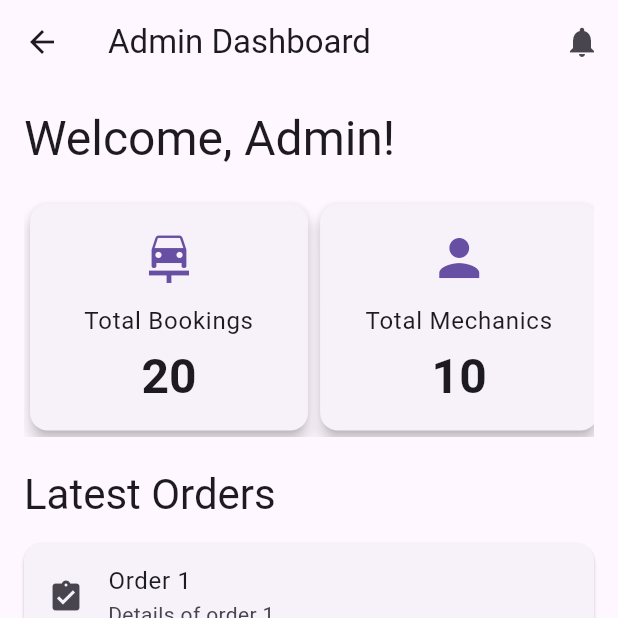
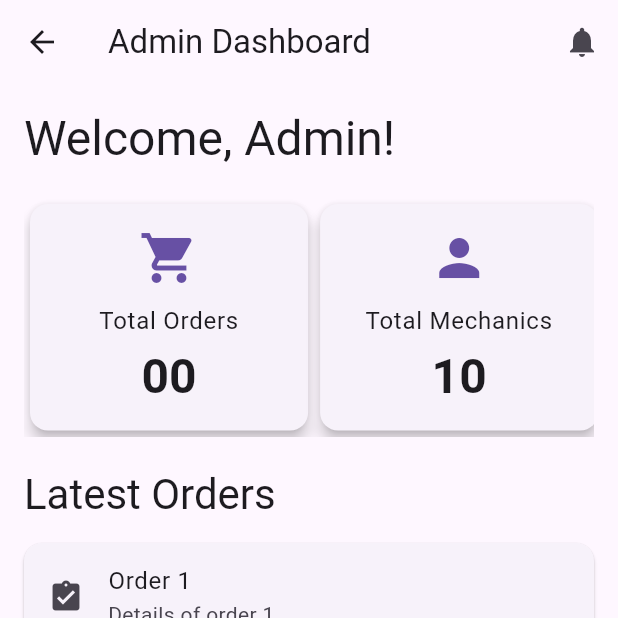
Before and after one commit to muradhossin/car_workshop_app, a Flutter app: the AdminHomeScreen screen opened directly, on a phone screen of 412 x 824 dp, the top half of it. Run offline on Flutter 3.47's test engine with Material 3 defaults, Android fonts, the phone set to English and light mode, and no system bars; our stand-ins replace cached_network_image, cloud_firestore, firebase_auth, firebase_core, firebase_storage, get and 3 more; accounts and stored records are empty.

Commit message:
feat(admin): home_screen total order count show

```diff
--- a/lib/features/admin/home/screens/admin_home_screen.dart
+++ b/lib/features/admin/home/screens/admin_home_screen.dart
@@ -1,5 +1,7 @@
 import 'package:car_workshop_app/features/admin/dashboard/widgets/custom_card_view.dart';
+import 'package:car_workshop_app/features/user/order/controllers/user_order_controller.dart';
 import 'package:flutter/material.dart';
+import 'package:get/get.dart';
 
 class AdminHomeScreen extends StatelessWidget {
   const AdminHomeScreen({super.key});
@@ -29,20 +31,44 @@ class AdminHomeScreen extends StatelessWidget {
               const SizedBox(height: 20),
               SingleChildScrollView(
                 scrollDirection: Axis.horizontal,
-                child: Row(
+                child: GetBuilder<UserOrderController>(
+                  builder: (userOrderController) {
+                    return Row(
                       mainAxisAlignment: MainAxisAlignment.spaceBetween,
                       children: [
-                    CustomCardView(
-                      icon: Icons.car_repair,
-                      title: 'Total Bookings',
-                      value: '20',
+
+                        FutureBuilder(
+                          future: userOrderController.getTotalOrdersCount(),
+                          builder: (context, snapshot) {
+                            if (snapshot.connectionState == ConnectionState.waiting) {
+                              return const CustomCardView(
+                                icon: Icons.shopping_cart,
+                                title: 'Total Orders',
+                                value: '...',
+                              );
+                            } else if (snapshot.hasError) {
+                              return const CustomCardView(
+                                icon: Icons.error,
+                                title: 'Total Orders',
+                                value: 'Error',
+                              );
+                            } else {
+                              return CustomCardView(
+                                icon: Icons.shopping_cart,
+                                title: 'Total Orders',
+                                value: snapshot.data.toString().padLeft(2, '0'),
+                              );
+                            }
+                          },
                         ),
-                    CustomCardView(
+                        const CustomCardView(
                           icon: Icons.person,
                           title: 'Total Mechanics',
                           value: '10',
                         ),
                       ],
+                    );
+                  }
                 ),
               ),
               const SizedBox(height: 20),
@@ -59,7 +85,7 @@ class AdminHomeScreen extends StatelessWidget {
                   return Card(
                     margin: const EdgeInsets.symmetric(vertical: 5),
                     child: ListTile(
-                      leading: Icon(Icons.assignment_turned_in),
+                      leading: const Icon(Icons.assignment_turned_in),
                       title: Text('Order ${index + 1}'),
                       subtitle: Text('Details of order ${index + 1}.'),
                     ),
--- a/lib/features/user/order/controllers/user_order_controller.dart
+++ b/lib/features/user/order/controllers/user_order_controller.dart
@@ -17,4 +17,8 @@ class UserOrderController extends GetxController implements GetxService {
   Future<OrderModel?> fetchOrderById(String orderId) async {
     return await userOrderService.fetchOrderById(orderId);
   }
+
+  Future<int> getTotalOrdersCount() async {
+    return await userOrderService.getTotalOrdersCount();
+  }
 }
--- a/lib/features/user/order/services/user_order_service.dart
+++ b/lib/features/user/order/services/user_order_service.dart
@@ -55,5 +55,12 @@ class UserOrderService {
     }
   }
 
+  Future<int> getTotalOrdersCount() async {
+    final totalOrdersSnapshot = await firestore
+        .collection(AppConstants.collectionOrders)
+        .get();
+    return totalOrdersSnapshot.docs.length;
+  }
+
 
 }
```
Lines whose indentation alone changed are shown as unchanged.
